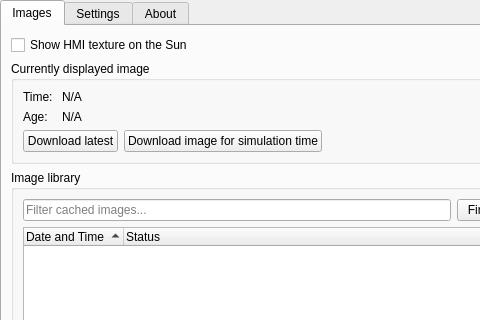
This is plugins/Sunspots/src/gui/sunspotsDialog.ui in 10110111/stellarium as Qt 5 draws it before an edit; both pictures show x 0 to 480 and y 0 to 320 of the 577 by 799 pixel window. The edited form follows.
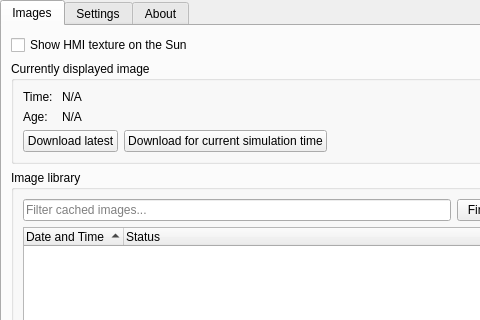
This is the edited form. Custom widgets are drawn as their Qt base class.

Commit message: better button text

```diff
--- a/plugins/Sunspots/src/gui/sunspotsDialog.ui
+++ b/plugins/Sunspots/src/gui/sunspotsDialog.ui
@@ -203,7 +203,7 @@
             <item>
              <widget class="QPushButton" name="downloadForSimTimeBtn">
               <property name="text">
-               <string>Download image for simulation time</string>
+               <string>Download for current simulation time</string>
               </property>
              </widget>
             </item>
```
